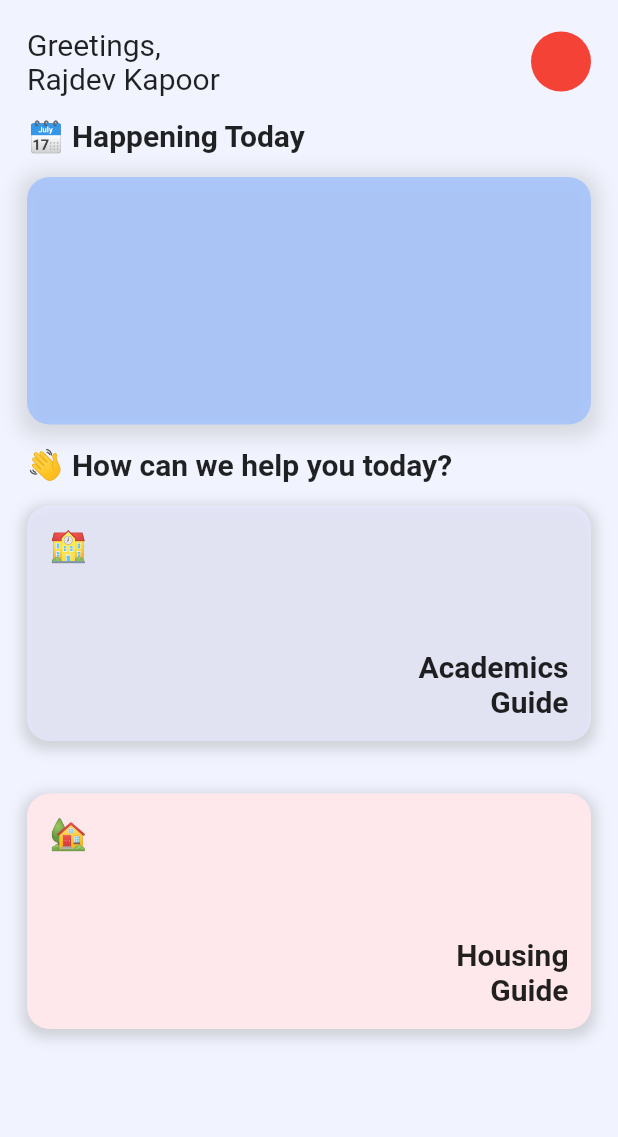
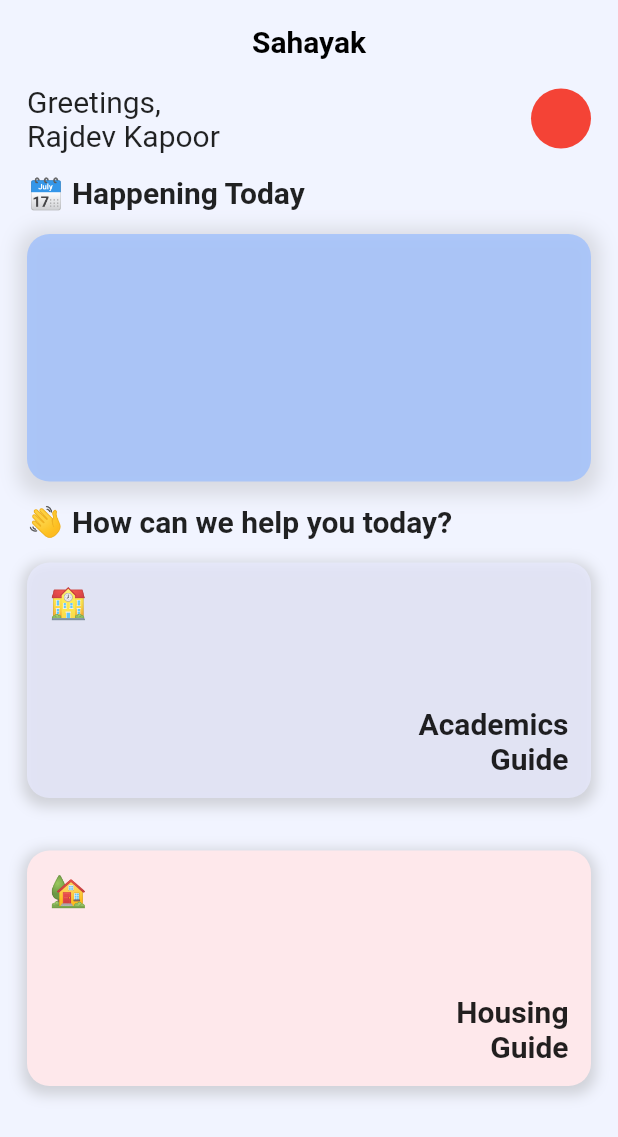
Before and after one commit to sinarest1608/sahayak, a Flutter app: the screen it shows after launch, on a phone screen of 412 x 824 dp. Shown: the top 1137 px of the screen. Run offline on Flutter 3.47's test engine with Material 2 defaults, Android fonts, the light colour scheme and no system bars; our stand-ins replace carousel_slider, get, octo_image.

Commit message:
added app bar

```diff
--- a/lib/app/modules/home/views/home_view.dart
+++ b/lib/app/modules/home/views/home_view.dart
@@ -12,9 +12,17 @@ class HomeView extends GetView<HomeController> {
   Widget build(BuildContext context) {
     return Scaffold(
         backgroundColor: Color(0xffF1F4FF),
-        body: SafeArea(
-          child: Padding(
-            padding: const EdgeInsets.all(18.0),
+        appBar: AppBar(
+          elevation: 0,
+          centerTitle: true,
+          backgroundColor: Color(0xffF1F4FF),
+          title: Text(
+            "Sahayak",
+            style: TextStyle(color: Colors.black, fontWeight: FontWeight.bold),
+          ),
+        ),
+        body: Padding(
+          padding: const EdgeInsets.only(left: 18, bottom: 18, right: 18),
           child: Column(
             crossAxisAlignment: CrossAxisAlignment.start,
             children: [
@@ -156,7 +164,6 @@ class HomeView extends GetView<HomeController> {
               ),
             ],
           ),
-          ),
         ));
   }
 }
```
Lines whose indentation alone changed are shown as unchanged.
